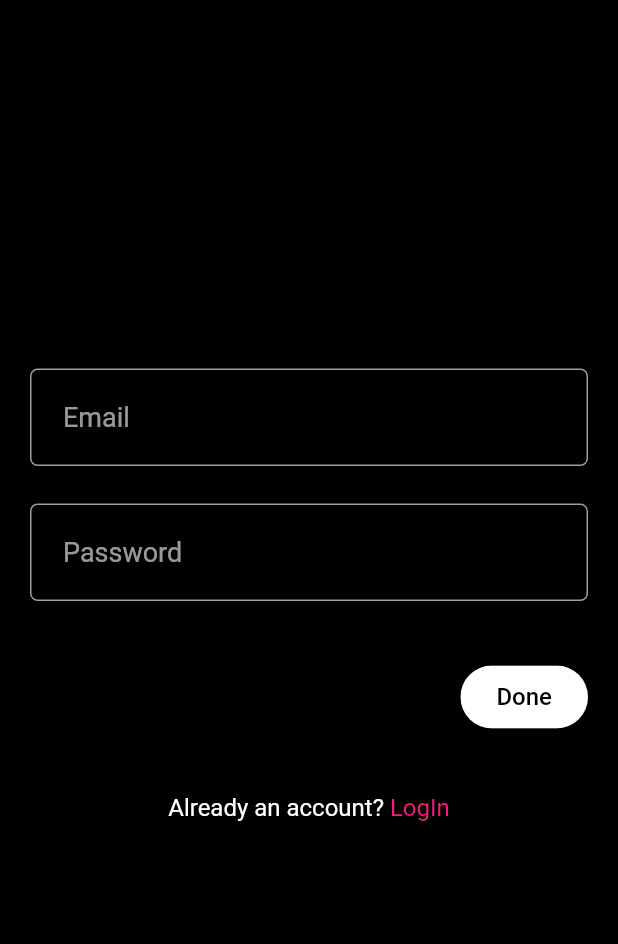
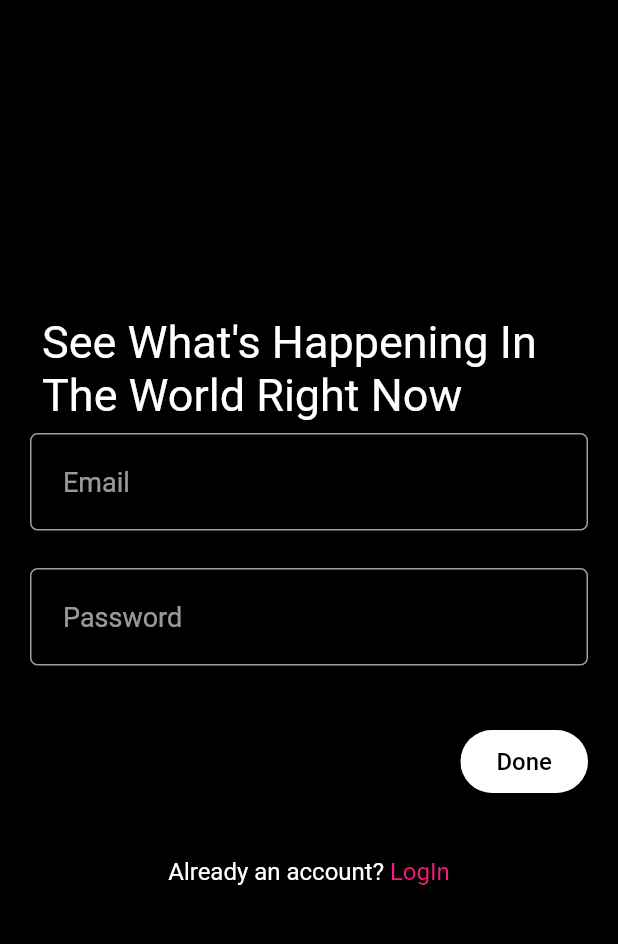
Before and after one commit to cakhaaa/proyek_TwitterClone, a Flutter app: the screen it shows after launch, on a phone screen of 412 x 824 dp, the part 65-1009 px from its top. Run offline on Flutter 3.47's test engine with Material 2 defaults, Android fonts, the light colour scheme and no system bars; our stand-ins replace appwrite, carousel_slider, flutter_riverpod, flutter_svg, fpdart, image_picker and 2 more; missing offline and left inert: any_link_preview; network calls fail.

Commit message:
Revert "fixed"
This reverts commit 68347fd108690196de7a9cf6c324cf3cee8d1d83.

```diff
--- a/lib/features/auth/view/signup_view.dart
+++ b/lib/features/auth/view/signup_view.dart
@@ -51,6 +51,18 @@ class _SignUpViewState extends ConsumerState<SignUpView> {
             padding: const EdgeInsets.symmetric(horizontal: 20),
             child: Column(
             children: [
+             //See
+             const Padding(
+              padding: EdgeInsets.all(8),
+              child: Text(
+                "See What's Happening In The World Right Now",
+                style: TextStyle(
+                  color:Colors.white,
+                  fontSize:30,
+                ),
+              ),
+             ),
+
               // textfield 1
               AuthField(
                 controller: emailController,
--- a/pubspec.yaml
+++ b/pubspec.yaml
@@ -36,7 +36,7 @@ dependencies:
   # Use with the CupertinoIcons class for iOS style icons.
   cupertino_icons: ^1.0.2
   flutter_svg: ^2.0.5
-  appwrite: ^9.0.0
+  appwrite: ^8.3.0
   flutter_riverpod: ^2.3.4
   fpdart: ^0.5.0
   image_picker: ^0.8.7+4
@@ -44,8 +44,6 @@ dependencies:
   timeago: ^3.4.0
   any_link_preview: ^3.0.0
   like_button: ^2.0.5
-  riverpod: ^2.3.6
-  provider: ^6.0.5
 
 dev_dependencies:
   flutter_test:
```
Also changed, not shown: pubspec.lock.
